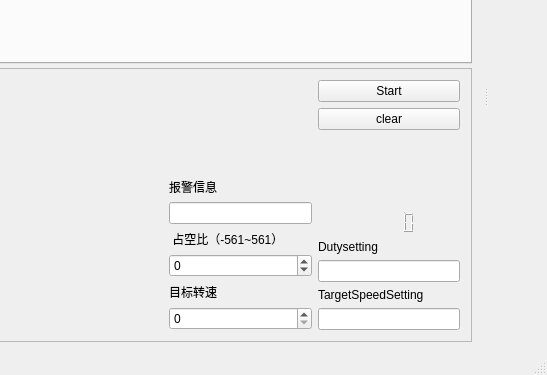
This is mainwindow.ui in Liurunyuan/guiJ75 as Qt 5 draws it before an edit; both pictures show x 681 to 1228 and y 201 to 576 of the 1228 by 576 pixel window. The edited form follows.
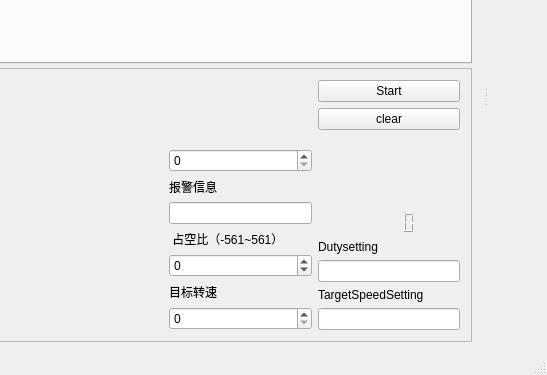
This is the edited form. Custom widgets are drawn as their Qt base class.

Commit message: add motor speed display icon

The edit to the form file:
```diff
--- a/mainwindow.ui
+++ b/mainwindow.ui
@@ -588,6 +588,13 @@
             </property>
            </spacer>
           </item>
+          <item>
+           <widget class="QSpinBox" name="MotorSpeed">
+            <property name="maximum">
+             <number>20000</number>
+            </property>
+           </widget>
+          </item>
           <item>
            <widget class="QLabel" name="label_15">
             <property name="text">
```
Left out of the diff: 5 changed lines with no effect on the pictures. The commit also changes 5 other files.
